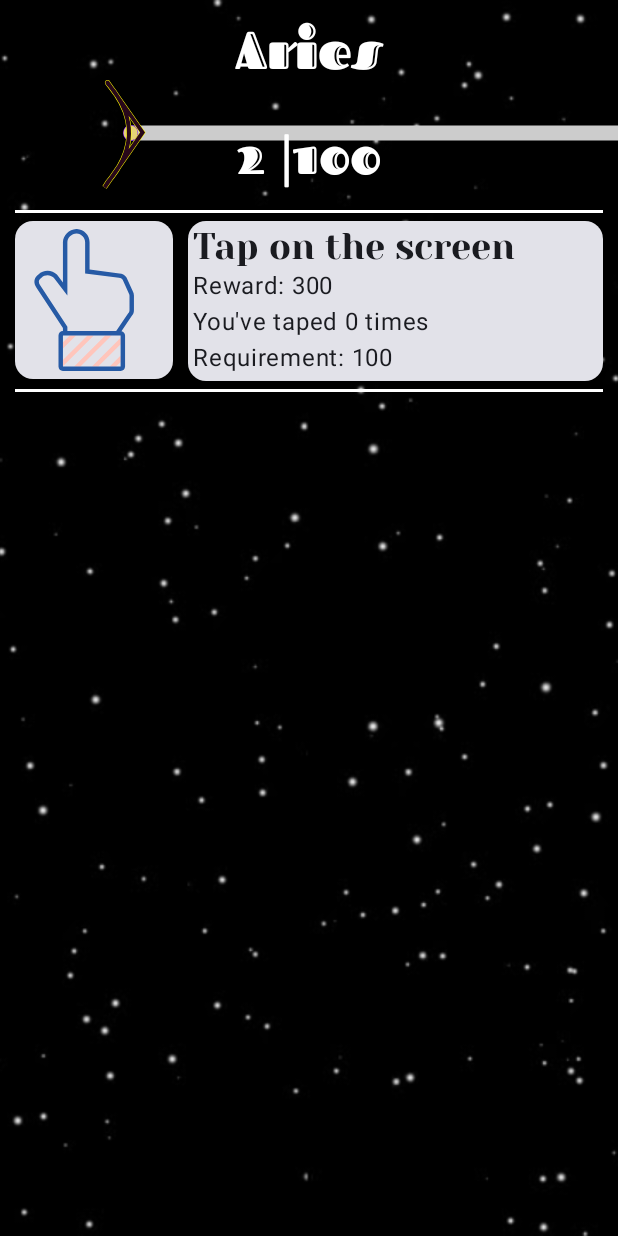
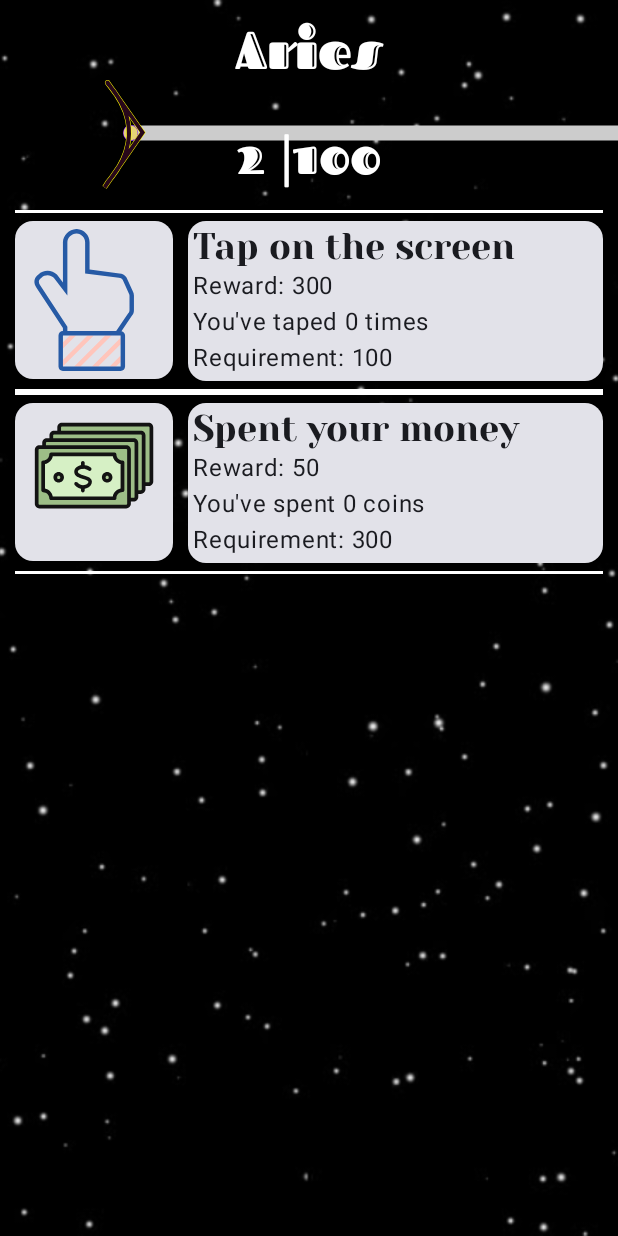
Before and after one commit to checkBG/Space, an Android app built with Jetpack Compose: the @Preview function StatusScreenPreview, on a phone screen of 412 x 824 dp. Run offline under Robolectric (Android 15) with nearby library versions, the phone set to English and light mode, and no system bars.

Commit message:
Finished implementing the system of achievements

```diff
--- a/app/src/main/java/com/example/space/fundamental/StatusScreen.kt
+++ b/app/src/main/java/com/example/space/fundamental/StatusScreen.kt
@@ -5,6 +5,7 @@ import androidx.annotation.StringRes
 import androidx.compose.animation.animateColorAsState
 import androidx.compose.animation.core.animateFloatAsState
 import androidx.compose.animation.core.tween
+import androidx.compose.foundation.BorderStroke
 import androidx.compose.foundation.Canvas
 import androidx.compose.foundation.Image
 import androidx.compose.foundation.layout.Box
@@ -40,13 +41,16 @@ import androidx.compose.ui.graphics.drawscope.Stroke
 import androidx.compose.ui.layout.ContentScale
 import androidx.compose.ui.platform.LocalConfiguration
 import androidx.compose.ui.platform.LocalDensity
+import androidx.compose.ui.res.colorResource
 import androidx.compose.ui.res.painterResource
 import androidx.compose.ui.res.stringResource
 import androidx.compose.ui.tooling.preview.Preview
 import androidx.compose.ui.unit.dp
 import androidx.lifecycle.viewmodel.compose.viewModel
 import com.example.space.R
+import com.example.space.gameViewModel
 import com.example.space.model.Achievement
+import com.example.space.model.AchievementType
 import com.example.space.model.GameViewModel
 import com.example.space.ui.theme.SpaceTheme
 import com.example.space.utils.getColor
@@ -94,9 +98,11 @@ fun ColumnOfAchievements(
                 CardOfAchievement(
                     reward = reward,
                     done = gameViewModel.getCheckedAchievement(achievement = type),
+                    type = type,
                     requirement = requirement,
                     nameOfAchievement = nameOfAchievement,
                     descriptionOfAchievement = descriptionOfAchievement,
+                    isCompleted = achievement.isCompleted,
                     imageOfAchievement = imageOfAchievement
                 )
             }
@@ -108,6 +114,8 @@ fun ColumnOfAchievements(
 fun CardOfAchievement(
     modifier: Modifier = Modifier,
     reward: Int,
+    isCompleted: Boolean,
+    type: AchievementType,
     done: Int,
     requirement: Int,
     @StringRes nameOfAchievement: Int,
@@ -135,6 +143,7 @@ fun CardOfAchievement(
 
             Spacer(modifier = Modifier.width(10.dp))
 
+            if (!isCompleted) {
                 Card(modifier = Modifier.sizeIn(minWidth = 500.dp, minHeight = 105.dp)) {
                     Column(modifier = Modifier.padding(3.dp)) {
                         Text(
@@ -161,6 +170,32 @@ fun CardOfAchievement(
                                 id = R.string.requirement,
                                 String.format(Locale.getDefault(), "%,d", requirement)
                             )
+                        )
+                    }
+                }
+            } else {
+                Card(
+                    onClick = { gameViewModel.gotReward(achievement = type) },
+                    border = BorderStroke(
+                        width = 3.dp, brush = Brush.radialGradient(
+                            colors = listOf(
+                                colorResource(id = R.color.sun),
+                                colorResource(id = R.color.star),
+                                colorResource(id = R.color.light_turquoise)
+                            )
+                        )
+                    ),
+                    modifier = Modifier.sizeIn(minWidth = 500.dp, minHeight = 105.dp)
+                ) {
+                    Text(
+                        text = stringResource(
+                            id = R.string.get_reward,
+                            String.format(Locale.getDefault(), "%,d", reward)
+                        ),
+                        style = MaterialTheme.typography.displaySmall,
+                        modifier = Modifier
+                            .padding(3.dp)
+                            .align(alignment = Alignment.CenterHorizontally)
                     )
                 }
             }
--- a/app/src/main/java/com/example/space/model/GameViewModel.kt
+++ b/app/src/main/java/com/example/space/model/GameViewModel.kt
@@ -111,8 +111,7 @@ class GameViewModel : ViewModel() {
             planetAppBar.intValue = updateTextTopAppBar()
             progressPercentage = updateProgressPercentage()
             updateAchieved(
-                countOfTapsOnScreenIncrease = 1,
-                countOfSpentMoneyIncrease = coinsPerTap.value
+                countOfTapsOnScreenIncrease = 1
             )
             checkGetAchievement()
         }
@@ -210,10 +209,10 @@ class GameViewModel : ViewModel() {
                 achievement = AchievementTapOnScreen.achievementTapOnScreen(level = 1),
                 isCompleted = false
             ),
-//            Achievement(
-//                achievement = AchievementSpentMoney.achievementSpentMoney(level = 1),
-//                isCompleted = false
-//            )
+            Achievement(
+                achievement = AchievementSpentMoney.achievementSpentMoney(level = 1),
+                isCompleted = false
+            )
         )
     )
     val listOfAchievements
@@ -284,31 +283,37 @@ class GameViewModel : ViewModel() {
         }
     }
 
-    private fun checkGetAchievement() {
+    private fun checkGetAchievement(isGotReward: Boolean = false) {
         _listOfAchievements.value.forEachIndexed { index, achievement ->
-            if (achievement.achievement.requirement <= getCheckedAchievement(achievement = achievement.achievement.type)) {
+            if (achievement.achievement.requirement <= getCheckedAchievement(achievement = achievement.achievement.type) && !achievement.isCompleted) {
                 _listOfAchievements.value[index] = _listOfAchievements.value[index].copy(
-                    achievement = when (achievement.achievement.type) {
-                        AchievementType.Tap -> AchievementTapOnScreen.achievementTapOnScreen(level = listOfAchievements.value[index].achievement.level.inc())
-                        else -> AchievementSpentMoney.achievementSpentMoney(level = listOfAchievements.value[index].achievement.level.inc()) /* TODO:*/
+                    achievement = if (isGotReward) {
+                        when (achievement.achievement.type) {
+                            AchievementType.Tap -> AchievementTapOnScreen.achievementTapOnScreen(
+                                level = listOfAchievements.value[index].achievement.level.inc()
+                            )
+                            else -> AchievementSpentMoney.achievementSpentMoney(level = listOfAchievements.value[index].achievement.level.inc()) /* TODO:*/
+                        }
+                    } else {
+                        achievement.achievement
                     },
-                    isCompleted = true
+                    isCompleted = !isGotReward
                 )
-
-                _planet.update { currentPlanet ->
-                    currentPlanet.copy(coins = planet.value.coins + achievement.achievement.reward)
-                }
             }
         }
     }
 
-    private fun gotReward(achievement: AchievementType) {
+    fun gotReward(achievement: AchievementType) {
         val index =
             listOfAchievements.value.indexOf(listOfAchievements.value.find { type: Achievement -> type.achievement.type == achievement })
         _listOfAchievements.value[index] = _listOfAchievements.value[index].copy(
             isCompleted = false
         )
-        checkGetAchievement()
+
+        _planet.update { currentPlanet ->
+            currentPlanet.copy(coins = planet.value.coins + listOfAchievements.value[index].achievement.reward)
+        }
+        checkGetAchievement(isGotReward = true)
     }
 
     private fun energyRecovery() {
--- /dev/null
+++ b/app/src/main/res/drawable/money_svgrepo_com.xml
@@ -0,0 +1,57 @@
+<vector xmlns:android="http://schemas.android.com/apk/res/android"
+    android:width="800dp"
+    android:height="800dp"
+    android:viewportWidth="1699.2"
+    android:viewportHeight="1699.2">
+  <path
+      android:pathData="M466,163.7L1503.2,163.7c18.8,0 33.2,14.4 33.2,33.2v645.4c0,18.8 -14.4,33.2 -33.2,33.2L466,875.6c-18.8,0 -33.2,-14.4 -33.2,-33.2L432.7,197c0,-18.8 14.4,-33.2 33.2,-33.2z"
+      android:fillColor="#9DBE87"/>
+  <path
+      android:pathData="M1503.2,897.7L466,897.7c-31,0 -55.4,-24.4 -55.4,-55.4L410.6,197c0,-31 24.4,-55.4 55.4,-55.4L1503.2,141.6c31,0 55.4,24.4 55.4,55.4v645.4c0,29.9 -24.4,55.4 -55.4,55.4zM466,185.9c-6.6,0 -11.1,4.4 -11.1,11.1v645.4c0,6.6 4.4,11.1 11.1,11.1L1503.2,853.4c6.6,0 11.1,-4.4 11.1,-11.1L1514.3,197c0,-6.6 -4.4,-11.1 -11.1,-11.1L466,185.9z"
+      android:fillColor="#131313"/>
+  <path
+      android:pathData="M371.9,257.8h1038.4c18.8,0 33.2,14.4 33.2,33.2v645.4c0,18.8 -14.4,33.2 -33.2,33.2L371.9,969.7c-18.8,0 -33.2,-14.4 -33.2,-33.2L338.7,291c0,-18.8 14.4,-33.2 33.2,-33.2z"
+      android:fillColor="#9DBE87"/>
+  <path
+      android:pathData="M1409.1,991.8L371.9,991.8c-31,0 -55.4,-24.4 -55.4,-55.4L316.5,291c0,-31 24.4,-55.4 55.4,-55.4h1038.4c31,0 55.4,24.4 55.4,55.4v645.4c-1.1,29.9 -25.5,55.4 -56.5,55.4zM371.9,280c-6.6,0 -11.1,4.4 -11.1,11.1v645.4c0,6.6 4.4,11.1 11.1,11.1h1038.4c6.6,0 11.1,-4.4 11.1,-11.1L1421.3,291c0,-6.6 -4.4,-11.1 -11.1,-11.1L371.9,280z"
+      android:fillColor="#131313"/>
+  <path
+      android:pathData="M285.5,349.7h1038.4c18.8,0 33.2,14.4 33.2,33.2v645.4c0,18.8 -14.4,33.2 -33.2,33.2L285.5,1061.5c-18.8,0 -33.2,-14.4 -33.2,-33.2L252.3,382.9c0,-17.7 14.4,-33.2 33.2,-33.2z"
+      android:fillColor="#9DBE87"/>
+  <path
+      android:pathData="M1323.9,1083.7L285.5,1083.7c-31,0 -55.4,-24.4 -55.4,-55.4L230.2,382.9c0,-31 24.4,-55.4 55.4,-55.4h1038.4c31,0 55.4,24.4 55.4,55.4v645.4c0,29.9 -25.5,55.4 -55.4,55.4zM285.5,371.9c-6.6,0 -11.1,4.4 -11.1,11.1v645.4c0,6.6 4.4,11.1 11.1,11.1h1038.4c6.6,0 11.1,-4.4 11.1,-11.1L1335,382.9c0,-6.6 -4.4,-11.1 -11.1,-11.1L285.5,371.9z"
+      android:fillColor="#131313"/>
+  <path
+      android:pathData="M197,431.6h1038.4c18.8,0 33.2,14.4 33.2,33.2v645.4c0,18.8 -14.4,33.2 -33.2,33.2L197,1143.5c-18.8,0 -33.2,-14.4 -33.2,-33.2L163.7,464.9c0,-17.7 14.4,-33.2 33.2,-33.2z"
+      android:fillColor="#9DBE87"/>
+  <path
+      android:pathData="M1235.3,1165.6L197,1165.6c-31,0 -55.4,-24.4 -55.4,-55.4L141.6,464.9c0,-31 24.4,-55.4 55.4,-55.4h1038.4c31,0 55.4,24.4 55.4,55.4v645.4c0,31 -25.5,55.4 -55.4,55.4zM197,453.8c-6.6,0 -11.1,4.4 -11.1,11.1v645.4c0,6.6 4.4,11.1 11.1,11.1h1038.4c6.6,0 11.1,-4.4 11.1,-11.1L1246.4,464.9c0,-6.6 -4.4,-11.1 -11.1,-11.1L197,453.8z"
+      android:fillColor="#131313"/>
+  <path
+      android:pathData="M1095.9,1043.8L336.4,1043.8c0,-52 -43.2,-95.2 -95.2,-95.2L241.2,614.3c52,0 95.2,-43.2 95.2,-95.2h759.4c0,52 43.2,95.2 95.2,95.2v334.3c-53.1,0 -95.2,43.2 -95.2,95.2z"
+      android:fillColor="#D6F0C5"/>
+  <path
+      android:pathData="M1095.9,1066L336.4,1066c-12.2,0 -22.1,-10 -22.1,-22.1 0,-39.9 -33.2,-73.1 -73.1,-73.1 -12.2,0 -22.1,-10 -22.1,-22.1L219.1,614.3c0,-12.2 10,-22.1 22.1,-22.1 39.9,0 73.1,-33.2 73.1,-73.1 0,-12.2 10,-22.1 22.1,-22.1h759.4c12.2,0 22.1,10 22.1,22.1 0,39.9 33.2,73.1 73.1,73.1 12.2,0 22.1,10 22.1,22.1v334.3c0,12.2 -10,22.1 -22.1,22.1 -39.9,0 -73.1,33.2 -73.1,73.1 0,12.2 -10,22.1 -22.1,22.1zM356.4,1021.7h718.5c8.9,-46.5 46.5,-84.1 93,-93L1167.8,634.2c-46.5,-8.9 -84.1,-46.5 -93,-93L356.4,541.2c-8.9,46.5 -46.5,84.1 -93,93L263.4,927.6c46.5,10 84.1,47.6 93,94.1z"
+      android:fillColor="#131313"/>
+  <path
+      android:pathData="M718.4,932c-35.4,0 -73.1,-13.3 -99.6,-47.6 -7.7,-10 -5.5,-23.2 3.3,-31 10,-7.7 23.2,-5.5 31,3.3 26.6,34.3 67.5,35.4 94.1,26.6 22.1,-7.7 35.4,-22.1 35.4,-37.6 0,-14.4 -34.3,-24.4 -64.2,-33.2 -46.5,-14.4 -105.2,-31 -105.2,-86.3 0,-26.6 16.6,-50.9 45.4,-65.3 35.4,-17.7 95.2,-24.4 151.7,16.6 10,7.7 12.2,21 4.4,31 -7.7,10 -21,12.2 -31,4.4 -37.6,-27.7 -79.7,-26.6 -105.2,-13.3 -13.3,6.6 -22.1,16.6 -22.1,26.6 0,21 31,31 73.1,44.3 45.4,13.3 95.2,28.8 95.2,75.3 0,34.3 -25.5,65.3 -65.3,79.7 -11.1,3.3 -26.6,6.6 -41,6.6z"
+      android:fillColor="#131313"/>
+  <path
+      android:pathData="M716.1,690.7c-12.2,0 -22.1,-10 -22.1,-22.1v-48.7c0,-12.2 10,-22.1 22.1,-22.1s22.1,10 22.1,22.1v48.7c0,13.3 -10,22.1 -22.1,22.1z"
+      android:fillColor="#131313"/>
+  <path
+      android:pathData="M716.1,974.1c-12.2,0 -22.1,-10 -22.1,-22.1v-36.5c0,-12.2 10,-22.1 22.1,-22.1s22.1,10 22.1,22.1v36.5c0,12.2 -10,22.1 -22.1,22.1z"
+      android:fillColor="#131313"/>
+  <path
+      android:pathData="M427.2,794.7m-41,0a41,41 0,1 0,81.9 0,41 41,0 1,0 -81.9,0Z"
+      android:fillColor="#AECD99"/>
+  <path
+      android:pathData="M427.2,856.7c-34.3,0 -63.1,-27.7 -63.1,-63.1s27.7,-63.1 63.1,-63.1c34.3,0 63.1,27.7 63.1,63.1s-28.8,63.1 -63.1,63.1zM427.2,775.9c-10,0 -18.8,7.7 -18.8,18.8s7.7,18.8 18.8,18.8c10,0 18.8,-7.7 18.8,-18.8s-8.9,-18.8 -18.8,-18.8z"
+      android:fillColor="#131313"/>
+  <path
+      android:pathData="M1007.3,794.7m-41,0a41,41 0,1 0,81.9 0,41 41,0 1,0 -81.9,0Z"
+      android:fillColor="#AECD99"/>
+  <path
+      android:pathData="M1007.3,856.7c-34.3,0 -63.1,-27.7 -63.1,-63.1s27.7,-63.1 63.1,-63.1c34.3,0 63.1,27.7 63.1,63.1s-28.8,63.1 -63.1,63.1zM1007.3,775.9c-10,0 -18.8,7.7 -18.8,18.8s7.7,18.8 18.8,18.8 18.8,-7.7 18.8,-18.8 -8.9,-18.8 -18.8,-18.8z"
+      android:fillColor="#131313"/>
+</vector>
--- a/app/src/main/res/values/strings.xml
+++ b/app/src/main/res/values/strings.xml
@@ -44,4 +44,7 @@
     <string name="tap_on_screen_description">You\'ve taped %1s times</string>
     <string name="reward">Reward: %1s</string>
     <string name="requirement">Requirement: %1s</string>
+    <string name="get_reward">Get reward:\n%1s coins!</string>
+    <string name="spent_money">Spent your money</string>
+    <string name="spent_money_description">You\'ve spent %1s coins</string>
 </resources>
```
Also changed, not shown: app/src/main/java/com/example/space/model/Achievements.kt (+20 -6 lines). Lines whose indentation alone changed are shown as unchanged.
